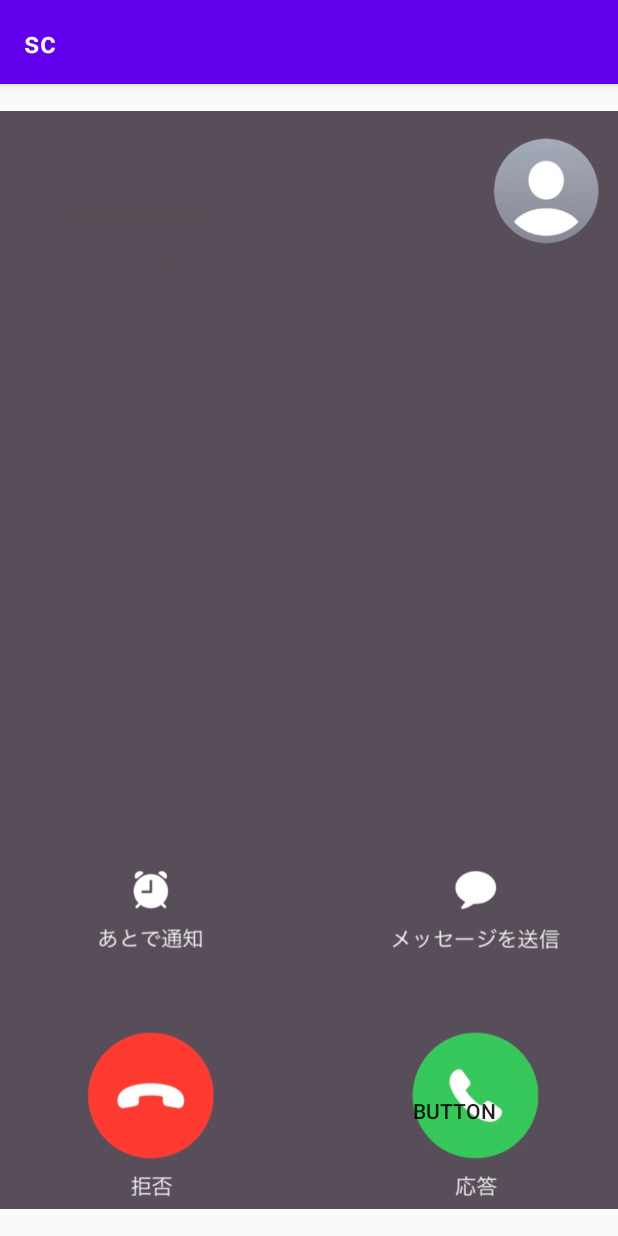
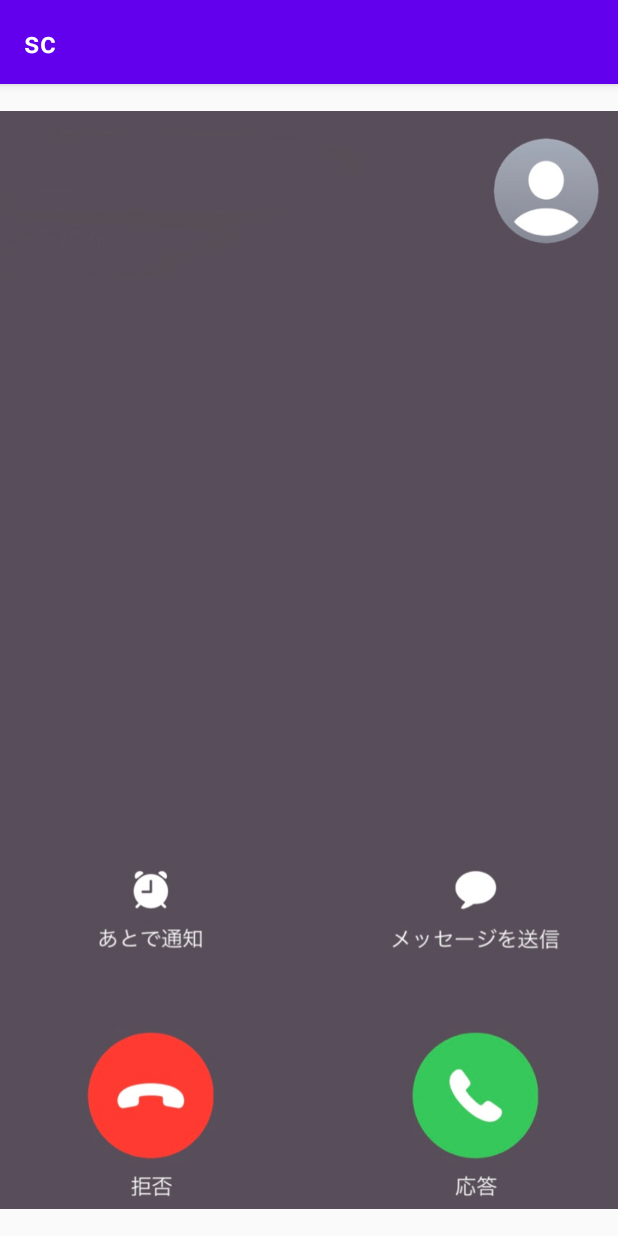
Before and after one commit to AoN-11/sc, an Android app: the Phone screen opened directly, with no data from a screen before it, on a phone screen of 412 x 824 dp. Run offline under Robolectric (Android 15) with nearby library versions, the phone set to English and light mode, and no system bars.

Commit message:
bugfix: Remove text from button

```diff
--- a/app/src/main/res/layout/phone.xml
+++ b/app/src/main/res/layout/phone.xml
@@ -34,7 +34,6 @@
         android:layout_width="143dp"
         android:layout_height="132dp"
         android:background="#00FFFFFF"
-        android:text="Button"
         android:visibility="visible"
         app:layout_constraintBottom_toBottomOf="parent"
         app:layout_constraintEnd_toEndOf="parent"
```
